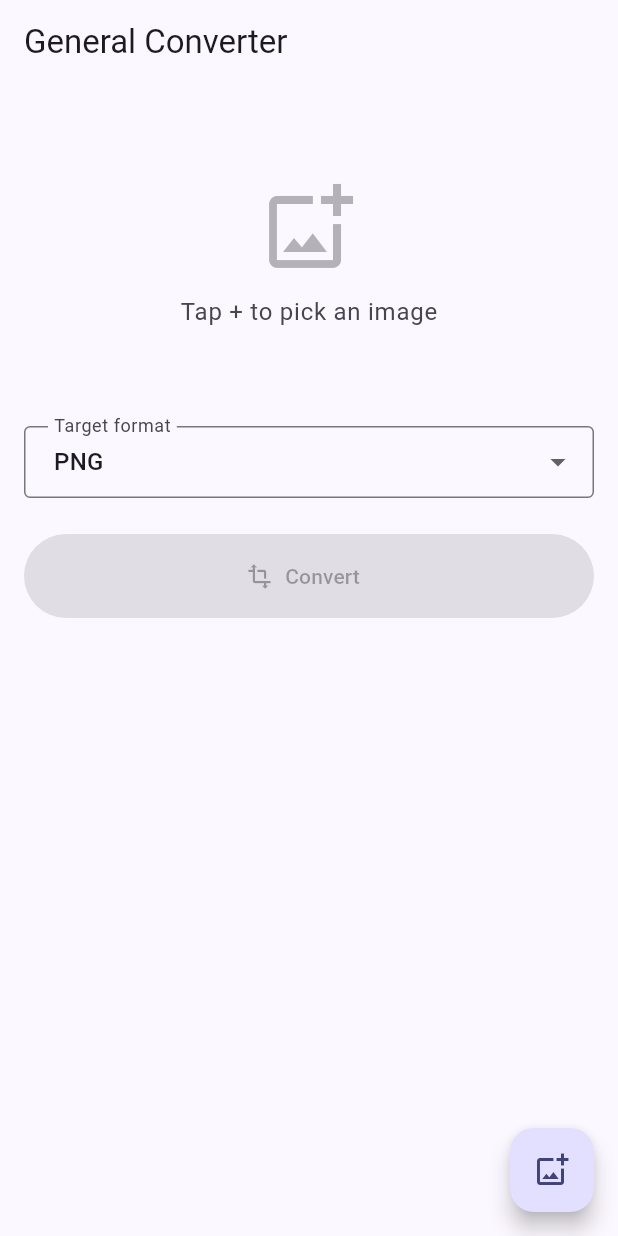
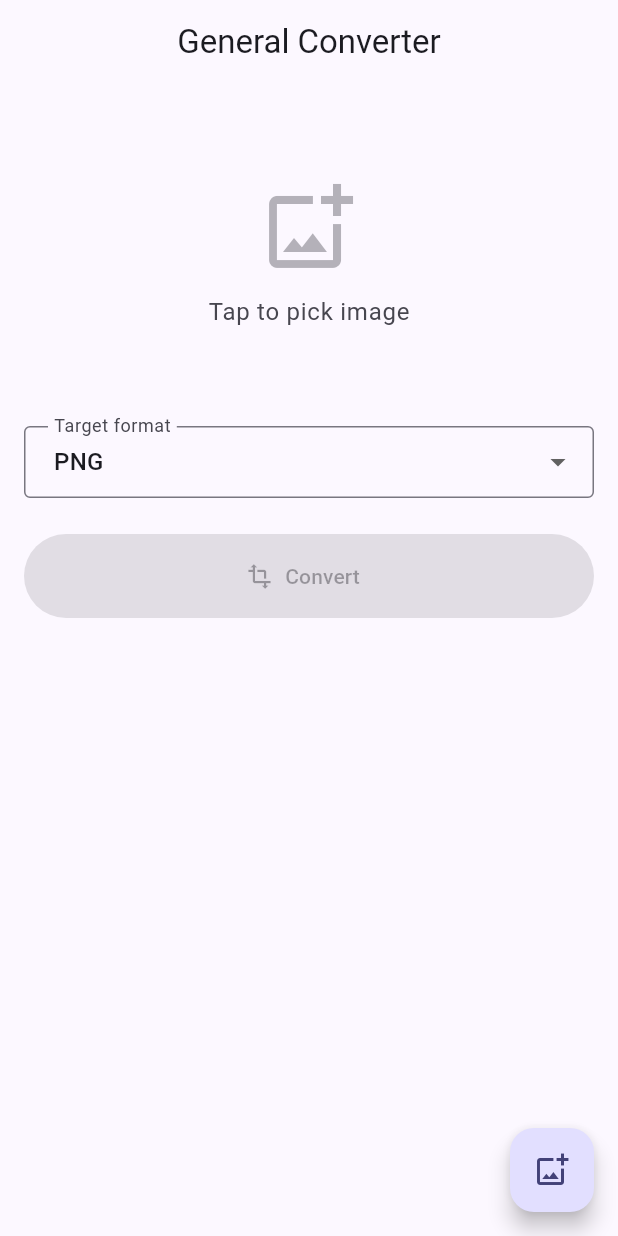
Before and after one commit to volkrist/General-converter, a Flutter app: the screen it shows after launch, on a phone screen of 412 x 824 dp. Run offline on Flutter 3.47's test engine with Material 3 defaults, Android fonts, the phone set to English and light mode, and no system bars; our stand-ins replace image_picker; missing offline and left inert: saver_gallery.

Commit message:
ui: center AppBar title and move pick message to AppStrings

```diff
--- a/lib/features/converter/presentation/screens/converter_screen.dart
+++ b/lib/features/converter/presentation/screens/converter_screen.dart
@@ -1,4 +1,5 @@
 import 'package:flutter/material.dart';
+import 'package:general_converter/shared/constants/app_strings.dart';
 import 'package:provider/provider.dart';
 
 import '../viewmodels/converter_view_model.dart';
@@ -15,7 +16,8 @@ class ConverterScreen extends StatelessWidget {
   @override
   Widget build(BuildContext context) {
     return Scaffold(
-      appBar: AppBar(title: const Text('General Converter')),
+      appBar: AppBar(title: const Text('General Converter'),
+        centerTitle: true,),
       body: Consumer<ConverterViewModel>(
         builder: (context, vm, _) {
           return Column(
@@ -90,7 +92,7 @@ class _EmptyState extends StatelessWidget {
           ),
           const SizedBox(height: 12),
           Text(
-            'Tap + to pick an image',
+            AppStrings.tapToPick,
             style: theme.textTheme.bodyLarge?.copyWith(
               color: theme.colorScheme.onSurfaceVariant,
             ),
--- a/lib/shared/constants/app_strings.dart
+++ b/lib/shared/constants/app_strings.dart
@@ -10,4 +10,6 @@ abstract final class AppStrings {
   static const String conversionFailed = 'Conversion failed';
   static const String saveFailed = 'Failed to save';
   static const String pickFailed = 'Failed to pick image';
+  static const String tapToPick = 'Tap to pick image';
+
 }
```
